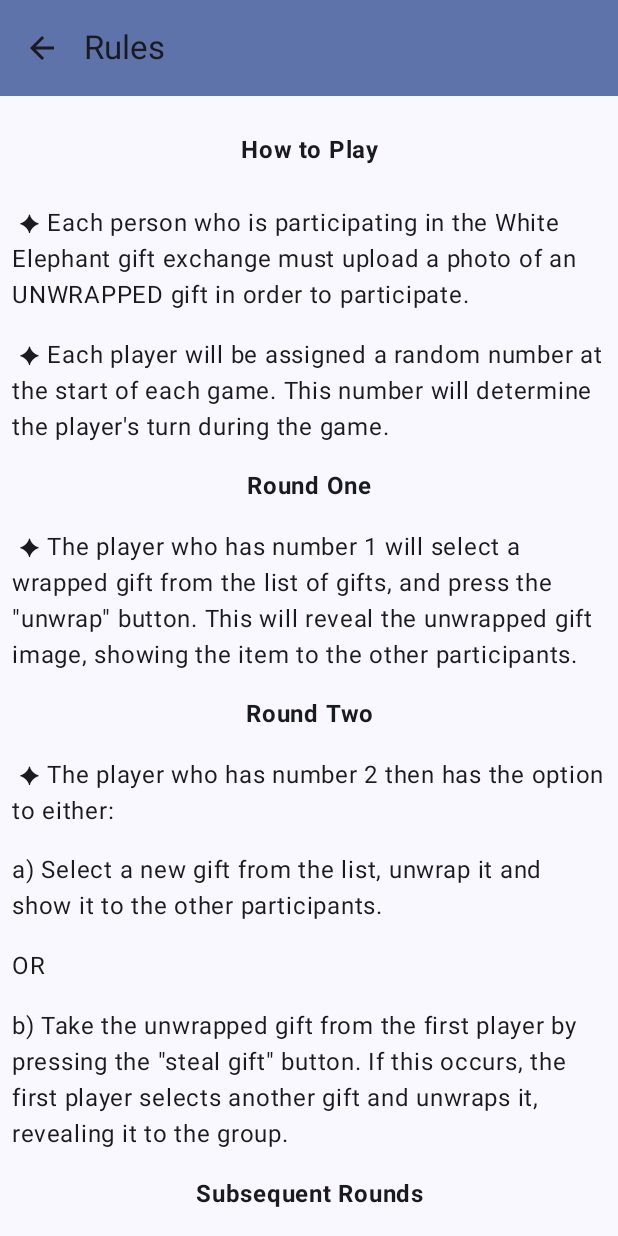
After one commit to gbmyt/white-elephant, an Android app built with Jetpack Compose: the RulesScreen screen opened through its navigation route, on a phone screen of 412 x 824 dp. The commit adds this screen. Run offline under Robolectric (Android 15) with nearby library versions, the phone set to English and light mode, and no system bars.

Commit message:
- Rename /exampleData dir to /data and added a new file for housing the Game Rules information.
- Added a new file to res/values for housing dimensions

- Added a new Screen that displays the game rules, and added a button to the Gift Screen to allow users to navigate to and from the rules screen.

- Added some basic text formatting for the game rules, refactored hard-coded strings out to the res/strings file

- Put PlayersList and RulesList into their own PlayersScreen composables

```diff
--- a/app/src/main/java/com/example/whiteelephantgiftexchange/WhiteElephantScreen.kt
+++ b/app/src/main/java/com/example/whiteelephantgiftexchange/WhiteElephantScreen.kt
@@ -23,12 +23,14 @@ import androidx.navigation.compose.composable
 import androidx.navigation.compose.currentBackStackEntryAsState
 import androidx.navigation.compose.rememberNavController
 import com.example.whiteelephantgiftexchange.ui.screens.GameScreen
-import com.example.whiteelephantgiftexchange.ui.screens.PlayersList
+import com.example.whiteelephantgiftexchange.ui.screens.PlayersScreen
+import com.example.whiteelephantgiftexchange.ui.screens.RulesScreen
 import com.example.whiteelephantgiftexchange.ui.theme.WhiteElephantGiftExchangeTheme
 
 enum class WhiteElephantScreen(@StringRes val title: Int) {
     Images(title = R.string.app_name),
-    Players(title = R.string.players)
+    Rules(title = R.string.game_rules),
+    Players(title = R.string.players),
 }
 
 @OptIn(ExperimentalMaterial3Api::class)
@@ -85,11 +87,17 @@ fun WhiteElephantGiftExchangeApp(
         ) {
             composable(route = WhiteElephantScreen.Images.name) {
                 GameScreen(
+                    onRulesButtonClicked = { navController.navigate(WhiteElephantScreen.Rules.name) },
                     onPlayerButtonClicked = { navController.navigate(WhiteElephantScreen.Players.name) },
                 )
             }
+
+            composable(route = WhiteElephantScreen.Rules.name) {
+                RulesScreen()
+            }
+
             composable(route = WhiteElephantScreen.Players.name) {
-                PlayersList()
+                PlayersScreen()
             }
         }
     }
--- a/app/src/main/java/com/example/whiteelephantgiftexchange/exampleData/PlayerData.kt
+++ b/app/src/main/java/com/example/whiteelephantgiftexchange/data/PlayerData.kt
@@ -1,4 +1,4 @@
-package com.example.whiteelephantgiftexchange.exampleData
+package com.example.whiteelephantgiftexchange.data
 
 import com.example.whiteelephantgiftexchange.R
 import com.example.whiteelephantgiftexchange.model.Gift
--- /dev/null
+++ b/app/src/main/java/com/example/whiteelephantgiftexchange/data/RulesData.kt
@@ -0,0 +1,32 @@
+package com.example.whiteelephantgiftexchange.data
+
+class RulesData {
+    val rules = listOf<String>(
+        "Each person who is participating in the White Elephant gift exchange must upload a photo of an UNWRAPPED gift in order to participate.",
+        "Each player will be assigned a random number at the start of each game. This number will determine the player's turn during the game.",
+
+        "Round One",
+        "The player who has number 1 will select a wrapped gift from the list of gifts, and press the \"unwrap\" button. This will reveal the unwrapped gift image, showing the item to the other participants.",
+
+        "Round Two",
+        "The player who has number 2 then has the option to either:",
+        "a) Select a new gift from the list, unwrap it and show it to the other participants.",
+        "OR",
+        "b) Take the unwrapped gift from the first player by pressing the \"steal gift\" button. If this occurs, the first player selects another gift and unwraps it, revealing it to the group.",
+
+        "Subsequent Rounds",
+        "Each following round, the player with the next highest number has the option to open a new gift, or take an already opened gift from a previous participant.",
+        "Players who have a gift taken from them have the choice to either open a new gift, or take a gift from another player.",
+        "A player cannot have the same gift more than once in a round, though the same gift may travel through many hands in a single round.",
+        "A player can take a gift they've already had in a later round, if the opportunity arises.",
+        "The round ends when each player who has already had a turn has a gift.",
+
+        "Penultimate Round",
+        "The player with the last number has the choice to take the last unwrapped gift, or to take any of the opened gifts.",
+        "The round ends when a player selects and opens the last unwrapped gift.",
+
+        "Final Round and Wrap Up",
+        "The final round goes back to the player with number 1. This player has the option to either keep the gift they ended up with, or force a trade for any other gift.",
+        "Once this occurs, the game is over, and each player keeps the gift they have."
+    )
+}
--- a/app/src/main/java/com/example/whiteelephantgiftexchange/ui/GameViewModel.kt
+++ b/app/src/main/java/com/example/whiteelephantgiftexchange/ui/GameViewModel.kt
@@ -1,7 +1,7 @@
 package com.example.whiteelephantgiftexchange.ui
 
 import androidx.lifecycle.ViewModel
-import com.example.whiteelephantgiftexchange.exampleData.PlayerData
+import com.example.whiteelephantgiftexchange.data.PlayerData
 import com.example.whiteelephantgiftexchange.model.Player
 import kotlinx.coroutines.flow.MutableStateFlow
 import kotlinx.coroutines.flow.StateFlow
--- a/app/src/main/java/com/example/whiteelephantgiftexchange/ui/screens/GameScreen.kt
+++ b/app/src/main/java/com/example/whiteelephantgiftexchange/ui/screens/GameScreen.kt
@@ -24,6 +24,7 @@ import androidx.compose.ui.Alignment
 import androidx.compose.ui.Modifier
 import androidx.compose.ui.graphics.Color
 import androidx.compose.ui.res.painterResource
+import androidx.compose.ui.res.stringResource
 import androidx.compose.ui.text.font.FontWeight
 import androidx.compose.ui.text.style.TextAlign
 import androidx.compose.ui.tooling.preview.Preview
@@ -38,6 +39,7 @@ import com.example.whiteelephantgiftexchange.ui.theme.WhiteElephantGiftExchangeT
 @Composable
 fun GameScreen(
     gameViewModel: GameViewModel = viewModel(),
+    onRulesButtonClicked: () -> Unit,
     onPlayerButtonClicked: () -> Unit,
     modifier: Modifier = Modifier
 ) {
@@ -50,7 +52,7 @@ fun GameScreen(
     ) {
         val gameUiState by gameViewModel.uiState.collectAsState()
 
-        Header(onPlayerButtonClicked)
+        Header(onRulesButtonClicked, onPlayerButtonClicked)
         ImageGrid(players = gameViewModel.players)
     }
 }
@@ -117,29 +119,36 @@ fun ImageGrid(
 }
 
 @Composable
-fun Header(onPlayerButtonClicked: () -> Unit, modifier: Modifier = Modifier) {
+fun Header(
+    onRulesButtonClicked: () -> Unit,
+    onPlayerButtonClicked: () -> Unit,
+   modifier: Modifier = Modifier
+) {
     Row(modifier = modifier.padding(vertical = 16.dp)) {
         Button(
-            onClick = onPlayerButtonClicked,
+            onClick = onRulesButtonClicked,
             modifier = modifier.weight(1f)
         ) {
             Text(
-                text = "View Players",
+                text = stringResource(id = R.string.game_rules),
                 textAlign = TextAlign.Center
             )
         }
+
         Button(
-            onClick = { /* Reset Game TODO */},
-            modifier = modifier.weight(1f).padding(start = 8.dp)
+            onClick = onPlayerButtonClicked,
+            modifier = modifier
+                .weight(1f)
+                .padding(start = 8.dp)
         ) {
             Text(
-                text = "New Game",
+                text = stringResource(id = R.string.view_players),
                 textAlign = TextAlign.Center
             )
         }
     }
     Text(
-        text = "Round: 0",
+        text = stringResource(id = R.string.round_info),
         textAlign = TextAlign.Center,
         fontWeight = FontWeight.Bold,
         modifier = modifier.padding(bottom = 16.dp)
--- a/app/src/main/java/com/example/whiteelephantgiftexchange/ui/screens/PlayersScreen.kt
+++ b/app/src/main/java/com/example/whiteelephantgiftexchange/ui/screens/PlayersScreen.kt
@@ -26,9 +26,12 @@ import androidx.compose.ui.text.style.TextAlign
 import androidx.compose.ui.tooling.preview.Preview
 import androidx.compose.ui.unit.dp
 import com.example.whiteelephantgiftexchange.R
-import com.example.whiteelephantgiftexchange.exampleData.PlayerData
-import com.example.whiteelephantgiftexchange.model.Player
+import com.example.whiteelephantgiftexchange.data.PlayerData
 
+@Composable
+fun PlayersScreen(modifier: Modifier = Modifier) {
+    PlayersList()
+}
 @OptIn(ExperimentalLayoutApi::class)
 @Composable
 fun PlayersList(modifier: Modifier = Modifier) {
@@ -140,5 +143,5 @@ fun PlayersList(modifier: Modifier = Modifier) {
 @Preview(showBackground = true)
 @Composable
 fun PlayersListPreview() {
-    PlayersList()
+    PlayersScreen()
 }
--- /dev/null
+++ b/app/src/main/java/com/example/whiteelephantgiftexchange/ui/screens/RulesScreen.kt
@@ -0,0 +1,88 @@
+package com.example.whiteelephantgiftexchange.ui.screens
+
+import androidx.compose.foundation.layout.Arrangement
+import androidx.compose.foundation.layout.fillMaxSize
+import androidx.compose.foundation.layout.fillMaxWidth
+import androidx.compose.foundation.layout.padding
+import androidx.compose.foundation.lazy.LazyColumn
+import androidx.compose.material3.Text
+import androidx.compose.runtime.Composable
+import androidx.compose.ui.Alignment
+import androidx.compose.ui.Modifier
+import androidx.compose.ui.res.dimensionResource
+import androidx.compose.ui.res.stringResource
+import androidx.compose.ui.text.font.FontWeight
+import androidx.compose.ui.text.style.TextAlign
+import androidx.compose.ui.tooling.preview.Preview
+import com.example.whiteelephantgiftexchange.R
+import com.example.whiteelephantgiftexchange.data.RulesData
+
+@Composable
+fun RulesScreen(modifier: Modifier = Modifier) {
+    RulesList()
+}
+@Composable
+fun RulesList(modifier: Modifier = Modifier) {
+    LazyColumn(
+        verticalArrangement = Arrangement.Top,
+        horizontalAlignment = Alignment.CenterHorizontally,
+        modifier = modifier
+            .fillMaxSize()
+            .padding(vertical = dimensionResource(id = R.dimen.padding_small))
+    ) {
+        item {
+            Text(
+                text = stringResource(id = R.string.game_rules_header),
+                fontWeight = FontWeight.Bold,
+                textAlign = TextAlign.Center,
+                modifier = Modifier
+                    .fillMaxWidth()
+                    .padding(dimensionResource(id = R.dimen.padding_medium)),
+            )
+        }
+
+        RulesData().rules.forEach {
+            if (it.contains("Round")) {
+                item {
+                    Text(
+                        text = "$it",
+                        fontWeight = FontWeight.Bold,
+                        textAlign = TextAlign.Center,
+                        modifier = Modifier
+                            .fillMaxWidth()
+                            .padding(vertical = dimensionResource(id = R.dimen.padding_small))
+                    )
+                }
+            } else if (it.startsWith("a)") || it.startsWith("b)") || it.startsWith("OR")) {
+                item {
+                    Text(
+                        text = it,
+                        textAlign = TextAlign.Left,
+                        modifier = Modifier
+                            .fillMaxWidth()
+                            .padding(dimensionResource(id = R.dimen.padding_small)),
+                    )
+                }
+            } else {
+
+                item {
+                    Text(
+                        text = " ✦ $it",
+                        textAlign = TextAlign.Left,
+                        modifier = Modifier
+                            .fillMaxWidth()
+                            .padding(dimensionResource(id = R.dimen.padding_small)),
+                    )
+                }
+
+            }
+        }
+
+    }
+}
+
+@Preview(showBackground = true)
+@Composable
+fun RulesScreenPreview() {
+    RulesScreen()
+}
--- /dev/null
+++ b/app/src/main/res/values/dimens.xml
@@ -0,0 +1,7 @@
+<?xml version="1.0" encoding="utf-8"?>
+<resources>
+    <dimen name="padding_small">8dp</dimen>
+    <dimen name="padding_medium">16dp</dimen>
+    <dimen name="padding_large">24dp</dimen>
+    <dimen name="padding_xl">48dp</dimen>
+</resources>
--- a/app/src/main/res/values/strings.xml
+++ b/app/src/main/res/values/strings.xml
@@ -1,7 +1,14 @@
 <resources>
     <string name="app_name">White Elephant Gift Exchange</string>
+    <string name="back_button">Back</string>
+
+    <string name="view_players">View Players</string>
+    <string name="players">Players</string>
     <string name="import_contacts">+ Import Contacts</string>
-    <string name="back_button">Back</string>
-    <string name="players">Players</string>
     <string name="add_gift">Add Gift 🎁</string>
+
+    <string name="game_rules">Rules</string>
+    <string name="game_rules_header">How to Play</string>
+
+    <string name="round_info">Round: 0</string>
 </resources>
```
